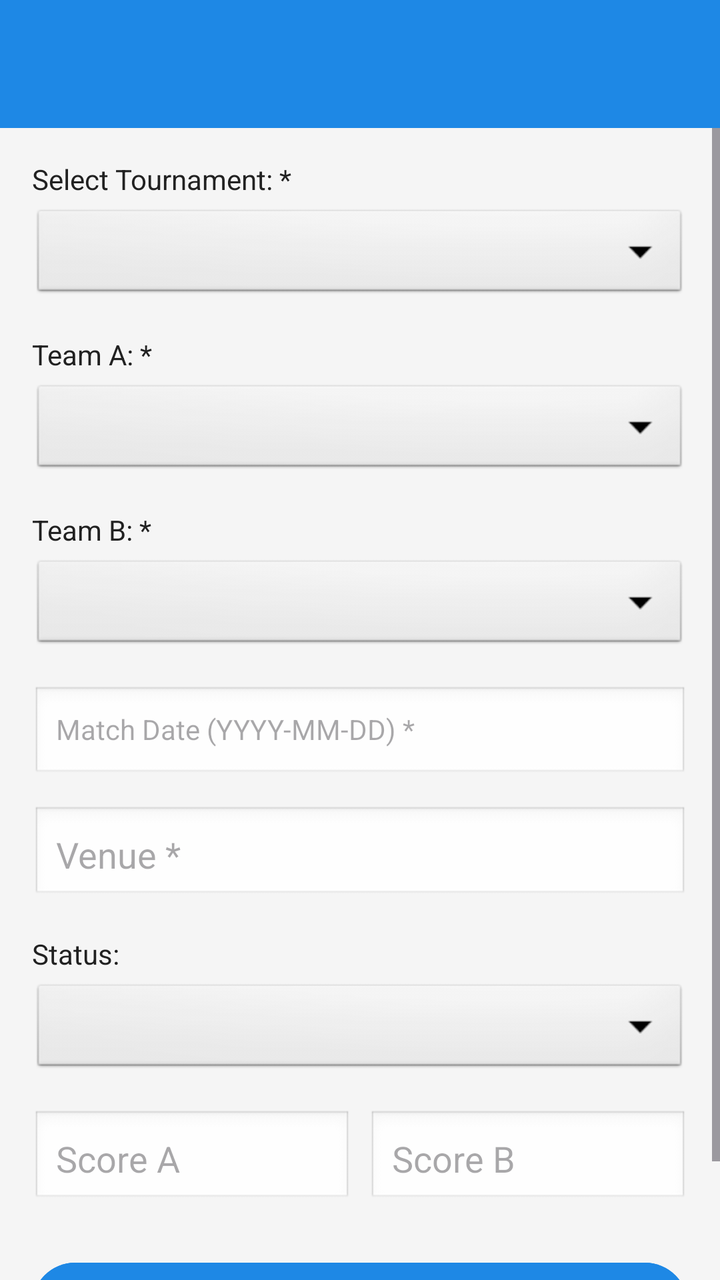
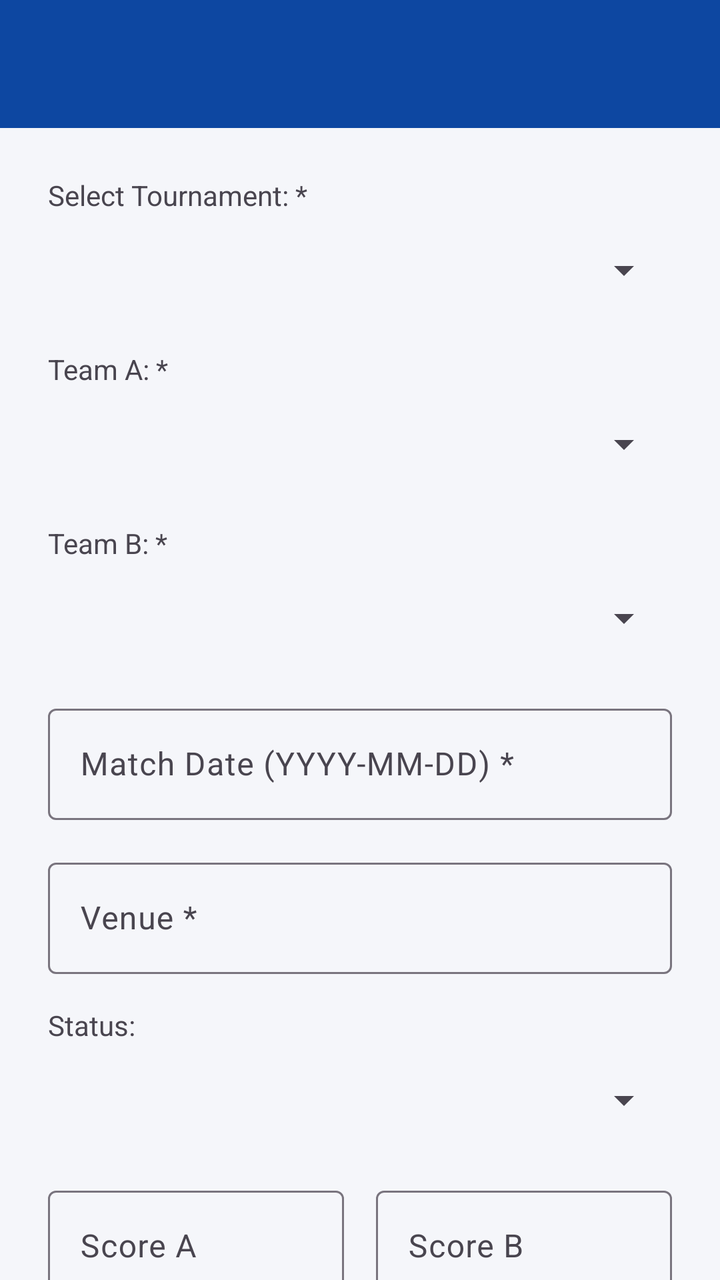

Two renders of the same Android screen: before a commit and after it. Below are the layout's source before the change and the commit's diff.
<!-- AndroidManifest.xml: application theme Theme.SPORTSHUB -->
<!-- res/layout/activity_match_form.xml -->
<?xml version="1.0" encoding="utf-8"?>
<LinearLayout xmlns:android="http://schemas.android.com/apk/res/android"
    xmlns:app="http://schemas.android.com/apk/res-auto"
    android:layout_width="match_parent"
    android:layout_height="match_parent"
    android:orientation="vertical"
    android:background="@color/background">

    <androidx.appcompat.widget.Toolbar
        android:id="@+id/toolbarMatchForm"
        android:layout_width="match_parent"
        android:layout_height="?attr/actionBarSize"
        android:background="@color/primary"
        android:theme="@style/ThemeOverlay.AppCompat.Dark.ActionBar"
        app:popupTheme="@style/ThemeOverlay.AppCompat.Light"
        app:titleTextColor="@color/white" />

    <ScrollView
        android:layout_width="match_parent"
        android:layout_height="match_parent">

        <LinearLayout
            android:layout_width="match_parent"
            android:layout_height="wrap_content"
            android:orientation="vertical"
            android:padding="16dp">

            <TextView
                android:layout_width="match_parent"
                android:layout_height="wrap_content"
                android:text="Select Tournament: *"
                android:textColor="@color/text_primary"
                android:layout_marginBottom="4dp"/>

            <Spinner
                android:id="@+id/spnMatchTournament"
                android:layout_width="match_parent"
                android:layout_height="wrap_content"
                android:background="@android:drawable/btn_dropdown"
                android:layout_marginBottom="16dp"/>

            <TextView
                android:layout_width="match_parent"
                android:layout_height="wrap_content"
                android:text="Team A: *"
                android:textColor="@color/text_primary"
                android:layout_marginBottom="4dp"/>

            <Spinner
                android:id="@+id/spnTeamA"
                android:layout_width="match_parent"
                android:layout_height="wrap_content"
                android:background="@android:drawable/btn_dropdown"
                android:layout_marginBottom="16dp"/>

            <TextView
                android:layout_width="match_parent"
                android:layout_height="wrap_content"
                android:text="Team B: *"
                android:textColor="@color/text_primary"
                android:layout_marginBottom="4dp"/>

            <Spinner
                android:id="@+id/spnTeamB"
                android:layout_width="match_parent"
                android:layout_height="wrap_content"
                android:background="@android:drawable/btn_dropdown"
                android:layout_marginBottom="16dp"/>

            <TextView
                android:id="@+id/tvMatchDate"
                android:layout_width="match_parent"
                android:layout_height="wrap_content"
                android:hint="Match Date (YYYY-MM-DD) *"
                android:padding="12dp"
                android:background="@android:drawable/edit_text"
                android:clickable="true"
                android:focusable="false"
                android:layout_marginBottom="12dp"/>

            <EditText
                android:id="@+id/etMatchVenue"
                android:layout_width="match_parent"
                android:layout_height="wrap_content"
                android:hint="Venue *"
                android:background="@android:drawable/edit_text"
                android:padding="12dp"
                android:layout_marginBottom="16dp" />

            <TextView
                android:layout_width="match_parent"
                android:layout_height="wrap_content"
                android:text="Status:"
                android:textColor="@color/text_primary"
                android:layout_marginBottom="4dp"/>

            <Spinner
                android:id="@+id/spnMatchStatus"
                android:layout_width="match_parent"
                android:layout_height="wrap_content"
                android:background="@android:drawable/btn_dropdown"
                android:layout_marginBottom="16dp"/>

            
            <LinearLayout
                android:id="@+id/layoutScores"
                android:layout_width="match_parent"
                android:layout_height="wrap_content"
                android:orientation="horizontal"
                android:layout_marginBottom="24dp">

                <EditText
                    android:id="@+id/etScoreA"
                    android:layout_width="0dp"
                    android:layout_height="wrap_content"
                    android:layout_weight="1"
                    android:hint="Score A"
                    android:inputType="number"
                    android:background="@android:drawable/edit_text"
                    android:padding="12dp"
                    android:layout_marginEnd="4dp" />

                <EditText
                    android:id="@+id/etScoreB"
                    android:layout_width="0dp"
                    android:layout_height="wrap_content"
                    android:layout_weight="1"
                    android:hint="Score B"
                    android:inputType="number"
                    android:background="@android:drawable/edit_text"
                    android:padding="12dp"
                    android:layout_marginStart="4dp" />
            </LinearLayout>

            <Button
                android:id="@+id/btnSaveMatch"
                android:layout_width="match_parent"
                android:layout_height="wrap_content"
                android:text="Save Match"
                android:backgroundTint="@color/primary"
                android:textColor="@color/white"
                android:padding="12dp"
                android:layout_marginBottom="12dp"/>

            <Button
                android:id="@+id/btnDeleteMatch"
                android:layout_width="match_parent"
                android:layout_height="wrap_content"
                android:text="Delete Match"
                android:backgroundTint="@android:color/holo_red_dark"
                android:textColor="@color/white"
                android:padding="12dp"
                android:visibility="gone"/>

        </LinearLayout>
    </ScrollView>
</LinearLayout>
<!-- resources referenced by this layout -->
<resources>
  <color name="background">#F5F5F5</color>
  <color name="primary">#1E88E5</color>
  <color name="text_primary">#212121</color>
  <color name="white">#FFFFFFFF</color>
  <style name="Theme.SPORTSHUB" parent="Base.Theme.SPORTSHUB" />
  <style name="Base.Theme.SPORTSHUB" parent="Theme.Material3.DayNight.NoActionBar">
          
          
      </style>
</resources>

<!-- the commit's change to res/layout/activity_match_form.xml (unified diff, before → after) -->
@@ -4,101 +4,107 @@
     android:layout_width="match_parent"
     android:layout_height="match_parent"
     android:orientation="vertical"
-    android:background="@color/background">
+    android:background="?android:attr/colorBackground">
 
     <androidx.appcompat.widget.Toolbar
         android:id="@+id/toolbarMatchForm"
         android:layout_width="match_parent"
         android:layout_height="?attr/actionBarSize"
-        android:background="@color/primary"
+        android:background="?attr/colorPrimary"
         android:theme="@style/ThemeOverlay.AppCompat.Dark.ActionBar"
         app:popupTheme="@style/ThemeOverlay.AppCompat.Light"
-        app:titleTextColor="@color/white" />
+        app:titleTextColor="?attr/colorOnPrimary" />
 
-    <ScrollView
+    <androidx.core.widget.NestedScrollView
         android:layout_width="match_parent"
-        android:layout_height="match_parent">
+        android:layout_height="match_parent"
+        android:fillViewport="true">
 
         <LinearLayout
             android:layout_width="match_parent"
             android:layout_height="wrap_content"
             android:orientation="vertical"
-            android:padding="16dp">
+            android:padding="24dp">
 
             <TextView
                 android:layout_width="match_parent"
                 android:layout_height="wrap_content"
                 android:text="Select Tournament: *"
-                android:textColor="@color/text_primary"
+                android:textColor="?android:attr/textColorSecondary"
                 android:layout_marginBottom="4dp"/>
 
             <Spinner
                 android:id="@+id/spnMatchTournament"
                 android:layout_width="match_parent"
-                android:layout_height="wrap_content"
-                android:background="@android:drawable/btn_dropdown"
+                android:layout_height="48dp"
                 android:layout_marginBottom="16dp"/>
 
             <TextView
                 android:layout_width="match_parent"
                 android:layout_height="wrap_content"
                 android:text="Team A: *"
-                android:textColor="@color/text_primary"
+                android:textColor="?android:attr/textColorSecondary"
                 android:layout_marginBottom="4dp"/>
 
             <Spinner
                 android:id="@+id/spnTeamA"
                 android:layout_width="match_parent"
-                android:layout_height="wrap_content"
-                android:background="@android:drawable/btn_dropdown"
+                android:layout_height="48dp"
                 android:layout_marginBottom="16dp"/>
 
             <TextView
                 android:layout_width="match_parent"
                 android:layout_height="wrap_content"
                 android:text="Team B: *"
-                android:textColor="@color/text_primary"
+                android:textColor="?android:attr/textColorSecondary"
                 android:layout_marginBottom="4dp"/>
 
             <Spinner
                 android:id="@+id/spnTeamB"
                 android:layout_width="match_parent"
-                android:layout_height="wrap_content"
-                android:background="@android:drawable/btn_dropdown"
+                android:layout_height="48dp"
                 android:layout_marginBottom="16dp"/>
 
-            <TextView
-                android:id="@+id/tvMatchDate"
+            <com.google.android.material.textfield.TextInputLayout
+                android:id="@+id/tilMatchDate"
+                style="@style/Widget.Material3.TextInputLayout.OutlinedBox"
                 android:layout_width="match_parent"
                 android:layout_height="wrap_content"
                 android:hint="Match Date (YYYY-MM-DD) *"
-                android:padding="12dp"
-                android:background="@android:drawable/edit_text"
-                android:clickable="true"
-                android:focusable="false"
-                android:layout_marginBottom="12dp"/>
+                android:layout_marginBottom="16dp">
+                <com.google.android.material.textfield.TextInputEditText
+                    android:id="@+id/tvMatchDate"
+                    android:layout_width="match_parent"
+                    android:layout_height="wrap_content"
+                    android:clickable="true"
+                    android:focusable="false" />
+            </com.google.android.material.textfield.TextInputLayout>
 
-            <EditText
-                android:id="@+id/etMatchVenue"
+            <com.google.android.material.textfield.TextInputLayout
+                android:id="@+id/tilMatchVenue"
+                style="@style/Widget.Material3.TextInputLayout.OutlinedBox"
                 android:layout_width="match_parent"
                 android:layout_height="wrap_content"
                 android:hint="Venue *"
-                android:background="@android:drawable/edit_text"
-                android:padding="12dp"
-                android:layout_marginBottom="16dp" />
+                android:layout_marginBottom="16dp">
+                <com.google.android.material.textfield.TextInputEditText
+                    android:id="@+id/etMatchVenue"
+                    android:layout_width="match_parent"
+                    android:layout_height="wrap_content"
+                    android:inputType="text" />
+            </com.google.android.material.textfield.TextInputLayout>
 
             <TextView
                 android:layout_width="match_parent"
                 android:layout_height="wrap_content"
                 android:text="Status:"
-                android:textColor="@color/text_primary"
+                android:textColor="?android:attr/textColorSecondary"
                 android:layout_marginBottom="4dp"/>
 
             <Spinner
                 android:id="@+id/spnMatchStatus"
                 android:layout_width="match_parent"
-                android:layout_height="wrap_content"
-                android:background="@android:drawable/btn_dropdown"
+                android:layout_height="48dp"
                 android:layout_marginBottom="16dp"/>
 
             
@@ -107,51 +113,59 @@
                 android:layout_width="match_parent"
                 android:layout_height="wrap_content"
                 android:orientation="horizontal"
-                android:layout_marginBottom="24dp">
+                android:layout_marginBottom="24dp"
+                android:baselineAligned="false">
 
-                <EditText
-                    android:id="@+id/etScoreA"
+                <com.google.android.material.textfield.TextInputLayout
+                    android:id="@+id/tilScoreA"
+                    style="@style/Widget.Material3.TextInputLayout.OutlinedBox"
                     android:layout_width="0dp"
                     android:layout_height="wrap_content"
                     android:layout_weight="1"
                     android:hint="Score A"
-                    android:inputType="number"
-                    android:background="@android:drawable/edit_text"
-                    android:padding="12dp"
-                    android:layout_marginEnd="4dp" />
+                    android:layout_marginEnd="8dp">
+                    <com.google.android.material.textfield.TextInputEditText
+                        android:id="@+id/etScoreA"
+                        android:layout_width="match_parent"
+                        android:layout_height="wrap_content"
+                        android:inputType="number" />
+                </com.google.android.material.textfield.TextInputLayout>
 
-                <EditText
-                    android:id="@+id/etScoreB"
+                <com.google.android.material.textfield.TextInputLayout
+                    android:id="@+id/tilScoreB"
+                    style="@style/Widget.Material3.TextInputLayout.OutlinedBox"
                     android:layout_width="0dp"
                     android:layout_height="wrap_content"
                     android:layout_weight="1"
                     android:hint="Score B"
-                    android:inputType="number"
-                    android:background="@android:drawable/edit_text"
-                    android:padding="12dp"
-                    android:layout_marginStart="4dp" />
+                    android:layout_marginStart="8dp">
+                    <com.google.android.material.textfield.TextInputEditText
+                        android:id="@+id/etScoreB"
+                        android:layout_width="match_parent"
+                        android:layout_height="wrap_content"
+                        android:inputType="number" />
+                </com.google.android.material.textfield.TextInputLayout>
             </LinearLayout>
 
-            <Button
+            <com.google.android.material.button.MaterialButton
                 android:id="@+id/btnSaveMatch"
                 android:layout_width="match_parent"
-                android:layout_height="wrap_content"
+                android:layout_height="60dp"
                 android:text="Save Match"
-                android:backgroundTint="@color/primary"
-                android:textColor="@color/white"
-                android:padding="12dp"
+                app:cornerRadius="@dimen/card_radius"
                 android:layout_marginBottom="12dp"/>
 
-            <Button
+            <com.google.android.material.button.MaterialButton
                 android:id="@+id/btnDeleteMatch"
+                style="@style/Widget.Material3.Button.OutlinedButton"
                 android:layout_width="match_parent"
-                android:layout_height="wrap_content"
+                android:layout_height="60dp"
                 android:text="Delete Match"
-                android:backgroundTint="@android:color/holo_red_dark"
-                android:textColor="@color/white"
-                android:padding="12dp"
+                android:textColor="?attr/colorError"
+                app:strokeColor="?attr/colorError"
+                app:cornerRadius="@dimen/card_radius"
                 android:visibility="gone"/>
 
         </LinearLayout>
-    </ScrollView>
+    </androidx.core.widget.NestedScrollView>
 </LinearLayout>
<!-- resource entries referenced after the edit -->
@@ -1,13 +1,22 @@
 <!-- resources referenced by this layout -->
 <resources>
-  <color name="background">#F5F5F5</color>
-  <color name="primary">#1E88E5</color>
-  <color name="text_primary">#212121</color>
-  <color name="white">#FFFFFFFF</color>
+  <dimen name="card_radius">12dp</dimen>
+  <color name="background">#F5F6FA</color>
+  <color name="surface">#FFFFFF</color>
+  <color name="primary">#0D47A1</color>
+  <color name="text_on_primary">#FFFFFF</color>
+  <color name="primary_dark">#002171</color>
+  <color name="secondary">#FF8F00</color>
+  <color name="error">#B00020</color>
   <style name="Theme.SPORTSHUB" parent="Base.Theme.SPORTSHUB" />
   <style name="Base.Theme.SPORTSHUB" parent="Theme.Material3.DayNight.NoActionBar">
-          
-          
+          <item name="colorPrimary">@color/primary</item>
+          <item name="colorOnPrimary">@color/text_on_primary</item>
+          <item name="colorPrimaryDark">@color/primary_dark</item>
+          <item name="colorSecondary">@color/secondary</item>
+          <item name="colorError">@color/error</item>
+          <item name="android:colorBackground">@color/background</item>
+          <item name="colorSurface">@color/surface</item>
       </style>
 </resources>
 
